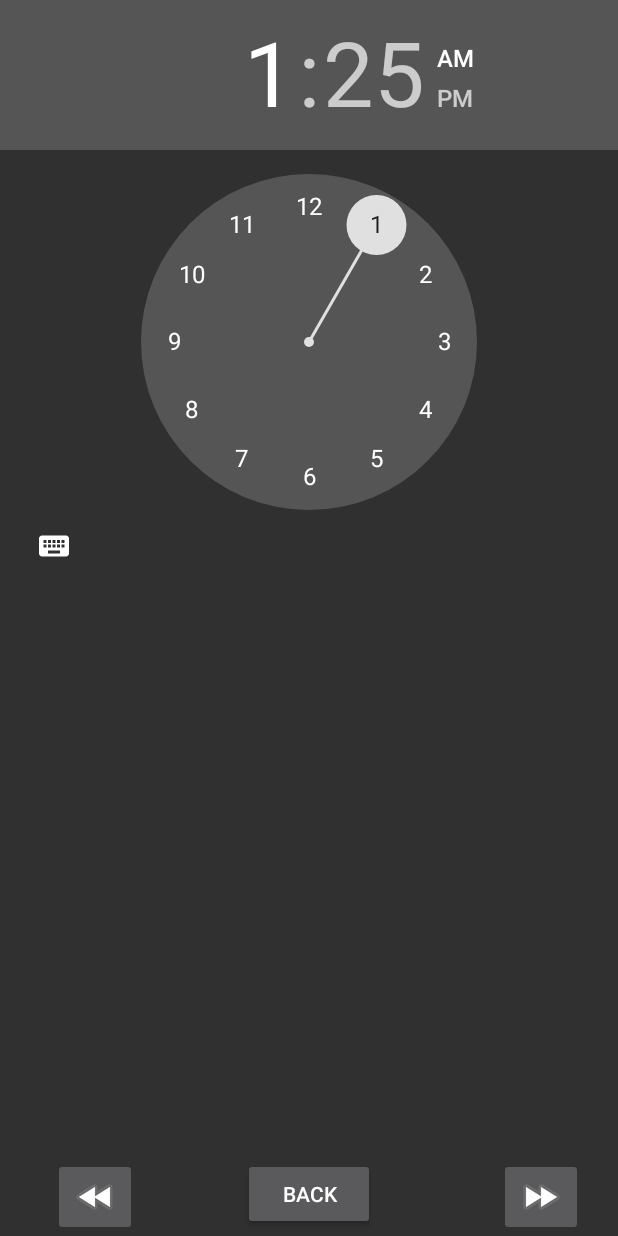
After one commit to mrkostua/SmartAlarm, an Android app: the layout activity_time_option.xml on its own in the app's theme, with its tools: preview values and no code run, on a phone screen of 412 x 824 dp. The commit adds this screen. Run offline under Robolectric (Android 15) with nearby library versions, the phone set to English and light mode, and no system bars.

Commit message:
Creating fragment for time setting and activity controller to move between fragments.

```diff
--- a/app/build.gradle
+++ b/app/build.gradle
@@ -35,3 +35,5 @@ dependencies {
 repositories {
     mavenCentral()
 }
+
+apply plugin: 'kotlin-android-extensions'
--- /dev/null
+++ b/app/src/main/res/layout/activity_time_option.xml
@@ -0,0 +1,29 @@
+<?xml version="1.0" encoding="utf-8"?>
+<!--todo rename thi layout and corresponding class -->
+
+<RelativeLayout xmlns:android="http://schemas.android.com/apk/res/android"
+    xmlns:app="http://schemas.android.com/apk/res-auto"
+    android:id="@+id/rlOptionSetTime"
+    android:layout_width="match_parent"
+    android:layout_height="match_parent">
+
+
+    <TimePicker
+        android:id="@+id/timePicker"
+        android:layout_width="wrap_content"
+        android:layout_height="wrap_content"
+        android:layout_alignParentLeft="true"
+        android:layout_alignParentStart="true"
+        android:layout_alignParentTop="true" />
+
+
+        <include
+            layout="@layout/buttons_container"
+            android:id="@+id/rlContainer"
+            android:layout_width="wrap_content"
+            android:layout_height="wrap_content"
+            android:layout_alignParentBottom="true"
+            android:layout_alignParentLeft="true"
+            android:layout_alignParentStart="true" />
+
+</RelativeLayout>
--- /dev/null
+++ b/app/src/main/res/layout/buttons_container.xml
@@ -0,0 +1,61 @@
+<?xml version="1.0" encoding="utf-8"?>
+<RelativeLayout xmlns:android="http://schemas.android.com/apk/res/android"
+    xmlns:app="http://schemas.android.com/apk/res-auto"
+    android:id="@+id/rlButtonsContainer"
+    android:layout_width="match_parent"
+    android:layout_height="match_parent">
+
+
+    <RelativeLayout
+        android:layout_width="wrap_content"
+        android:layout_height="wrap_content"
+        android:layout_alignParentBottom="true"
+        android:layout_alignParentLeft="true"
+        android:layout_alignParentStart="true"
+        android:id="@+id/relativeLayout">
+
+        <!--todo choose icons for pointers back and forward
+            todo set background and td -->
+        <ImageButton
+            android:id="@+id/imageButton"
+            android:layout_width="wrap_content"
+            android:layout_height="wrap_content"
+            android:layout_alignParentEnd="true"
+            android:layout_alignParentRight="true"
+            android:layout_centerVertical="true"
+            android:layout_marginEnd="23dp"
+            android:layout_marginRight="23dp"
+            app:srcCompat="@android:drawable/ic_media_ff" />
+
+        <ImageButton
+            android:id="@+id/imageButton2"
+            android:layout_width="wrap_content"
+            android:layout_height="wrap_content"
+            android:layout_alignParentLeft="true"
+            android:layout_alignParentStart="true"
+            android:layout_alignTop="@+id/imageButton"
+            android:layout_marginLeft="35dp"
+            android:layout_marginStart="35dp"
+            app:srcCompat="@android:drawable/ic_media_rew" />
+
+        <Button
+            android:id="@+id/button"
+            android:layout_width="wrap_content"
+            android:layout_height="wrap_content"
+            android:layout_alignTop="@+id/imageButton2"
+            android:layout_centerHorizontal="true"
+            android:text="Back" />
+    </RelativeLayout>
+
+    <FrameLayout
+        android:id="@+id/frameLayout"
+        android:layout_width="match_parent"
+        android:layout_height="match_parent"
+        android:layout_above="@+id/relativeLayout"
+        android:layout_alignParentLeft="true"
+        android:layout_alignParentStart="true">
+
+    </FrameLayout>
+
+
+</RelativeLayout>
--- a/app/src/main/res/values/strings.xml
+++ b/app/src/main/res/values/strings.xml
@@ -19,7 +19,6 @@
     <string name="edHintGood_morning_sir">Good morning sir</string>
 
 
-
     <string name="tvSAFH_delete_all">Delete all</string>
     <string name="tvSAFH_delete_chosen_row">delete chosen row</string>
 
@@ -37,7 +36,6 @@
     <string name="VolumePreference_title">Alarm volume</string>
     <string name="PreferenceCategory_summary">Set the volume of alarms</string>
     <string name="PreferenceCategory_title">Sound</string>
-
 
 
     <string name="WA_progressStatus">Progress: <xliff:g id="iProgressBarStatus">%d</xliff:g>/<xliff:g id="getMax">%d</xliff:g></string>
```
Also changed, not shown: app/src/main/AndroidManifest.xml (+12 -17 lines), app/src/main/java/com/mrkostua/mathalarm/AlarmSettingsOptions/FragmentHelper.java (added, +27 -0 lines), app/src/main/java/com/mrkostua/mathalarm/AlarmSettingsOptions/FragmentSetTimeOption.kt (added, +18 -0 lines), app/src/main/java/com/mrkostua/mathalarm/AlarmSettingsOptions/OptionsButtonsController.kt (added, +35 -0 lines), app/src/main/java/com/mrkostua/mathalarm/MainMathAlarmButton.kt (+12 -4 lines).
